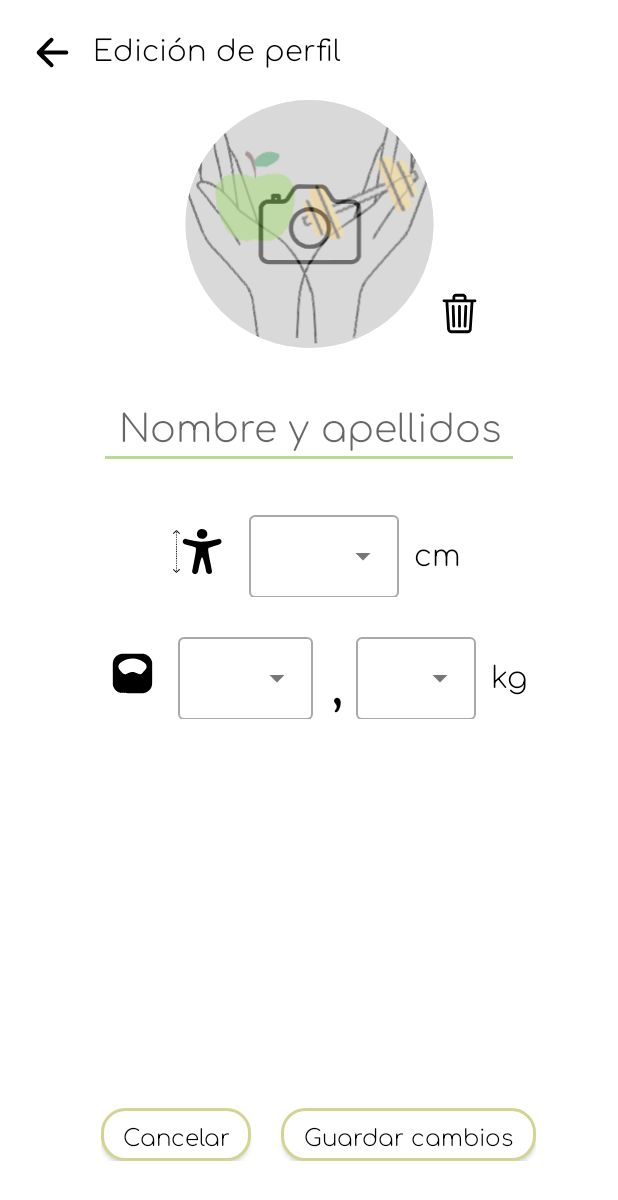
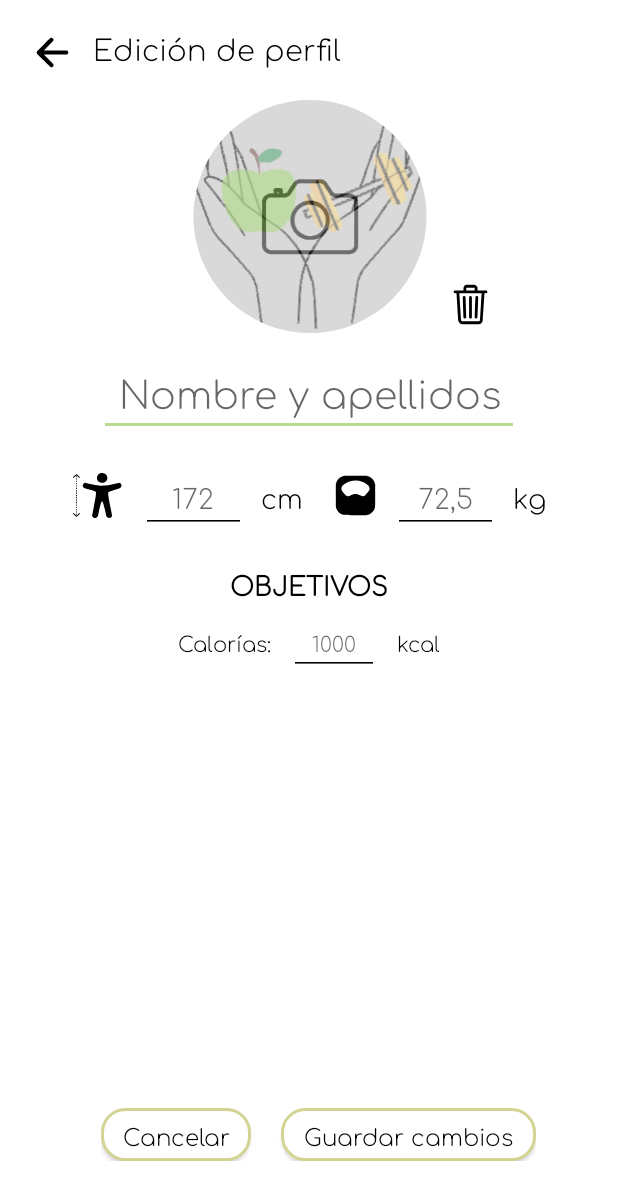
Before and after one commit to RaulMedR/Vitalize-PAMN, an Android app: the layout fragment_user_edit_profile.xml on its own in the app's theme, with its tools: preview values and no code run, on a phone screen of 412 x 824 dp. Shown: the top 1200 px of the screen. Run offline under Robolectric (Android 15) with nearby library versions, the phone set to English and light mode, and no system bars.

Commit message:
SPRINT 3: Modificación de los objetivos nutricionales manualmente - Establecimiento del número de kilocalorías objetivo

```diff
--- a/app/src/main/java/com/example/vitalize/UserProfile.kt
+++ b/app/src/main/java/com/example/vitalize/UserProfile.kt
@@ -20,6 +20,7 @@ import dagger.hilt.android.AndroidEntryPoint
 @AndroidEntryPoint
 class UserProfile : Fragment() {
     private lateinit var userViewModel : UserViewModel
+    private lateinit var dietViewModel : DietViewModel
 
     // Binding object instance with access to the views in the game_fragment.xml layout
     private lateinit var binding: FragmentUserProfileBinding
@@ -44,6 +45,7 @@ class UserProfile : Fragment() {
     override fun onViewCreated(view: View, savedInstanceState: Bundle?) {
         super.onViewCreated(view, savedInstanceState)
         userViewModel = ViewModelProvider(requireActivity())[UserViewModel::class.java]
+        dietViewModel = ViewModelProvider(requireActivity())[DietViewModel::class.java]
         binding.userViewModel = userViewModel
         binding.lifecycleOwner = viewLifecycleOwner
         binding.buttonLogOut.setOnClickListener { logOut() }
@@ -92,6 +94,9 @@ class UserProfile : Fragment() {
                 }
             }
         }
+        dietViewModel.cantidadObjetivo.observe(viewLifecycleOwner) { cantidadObjetivo ->
+            binding.textNumCalorias.text = cantidadObjetivo
+        }
     }
     private fun goBack(){
         findNavController().navigate(R.id.action_userProfile_to_homeSession)
--- a/app/src/main/java/com/example/vitalize/data/FirestoreRepository.kt
+++ b/app/src/main/java/com/example/vitalize/data/FirestoreRepository.kt
@@ -22,4 +22,5 @@ interface FirestoreRepository {
     suspend fun storeroomList(uid: String): Resource<ArrayList<Food>>
     suspend fun updateStoreroom(uid: String, foodList: ArrayList<Food>)
     suspend fun getKcalObjective(uid: String): String
+    suspend fun setKcalObjective(userId: String, cantidad: Int): Resource<String>
 }
--- a/app/src/main/res/layout/fragment_user_edit_profile.xml
+++ b/app/src/main/res/layout/fragment_user_edit_profile.xml
@@ -40,8 +40,8 @@
 
         <de.hdodenhof.circleimageview.CircleImageView
             android:id="@+id/imagen_perfil"
-            android:layout_width="170dp"
-            android:layout_height="165dp"
+            android:layout_width="160dp"
+            android:layout_height="155dp"
             android:layout_marginTop="20dp"
             android:src="@drawable/logo_with_background"
             app:layout_constraintEnd_toEndOf="parent"
@@ -51,8 +51,8 @@
 
         <de.hdodenhof.circleimageview.CircleImageView
             android:id="@+id/imagen_perfil_change_photo"
-            android:layout_width="170dp"
-            android:layout_height="165dp"
+            android:layout_width="160dp"
+            android:layout_height="155dp"
             android:layout_marginTop="20dp"
             android:src="@drawable/update_photo_profile"
             app:layout_constraintEnd_toEndOf="parent"
@@ -108,7 +108,7 @@
             style="@style/TextStyleText"
             android:layout_width="wrap_content"
             android:layout_height="wrap_content"
-            android:layout_marginTop="20dp"
+            android:layout_marginTop="8dp"
             android:ems="10"
             android:hint="@string/nombre_y_apellidos"
             android:minHeight="48dp"
@@ -121,14 +121,22 @@
             app:layout_constraintTop_toBottomOf="@+id/imagen_perfil" />
 
         <LinearLayout
+            android:id="@+id/linearLayoutPesoyAltura"
+            android:layout_width="wrap_content"
+            android:layout_height="wrap_content"
+            android:gravity="center"
+            android:layout_marginTop="15dp"
+            android:orientation="horizontal"
+            app:layout_constraintEnd_toEndOf="parent"
+            app:layout_constraintStart_toStartOf="parent"
+            app:layout_constraintTop_toBottomOf="@+id/edit_nombre_apellidos">
+
+            <LinearLayout
                 android:id="@+id/linearLayoutAltura"
                 android:layout_width="wrap_content"
                 android:layout_height="wrap_content"
                 android:gravity="center"
                 android:orientation="horizontal"
-            android:layout_marginTop="25dp"
-            app:layout_constraintEnd_toEndOf="parent"
-            app:layout_constraintHorizontal_bias="0.523"
                 app:layout_constraintStart_toStartOf="parent"
                 app:layout_constraintTop_toBottomOf="@+id/edit_nombre_apellidos">
 
@@ -141,33 +149,31 @@
                     app:layout_constraintTop_toBottomOf="@+id/edit_nombre_apellidos"
                     app:srcCompat="@drawable/height_icon" />
 
-            <com.google.android.material.textfield.TextInputLayout
-                android:id="@+id/dropdown_menu_estaturas"
-                style="@style/Widget.MaterialComponents.TextInputLayout.OutlinedBox.ExposedDropdownMenu"
-                android:layout_width="100dp"
-                android:layout_height="60dp"
-                android:layout_marginStart="15dp"
-                app:layout_constraintStart_toEndOf="@+id/icono_altura_edit"
-                app:layout_constraintTop_toBottomOf="@+id/edit_nombre_apellidos">
+                <EditText
+                    android:id="@+id/estaturaEditText"
+                    style="@style/TextStyleText"
+                    android:layout_width="70dp"
+                    android:layout_height="wrap_content"
+                    android:layout_marginStart="10dp"
+                    android:inputType="numberDecimal"
+                    android:hint="172"
+                    android:theme="@style/CampoTextoEditable"
+                    android:textAlignment="center"
+                    android:textSize="18sp"
+                    app:layout_constraintEnd_toEndOf="parent"
+                    app:layout_constraintHorizontal_bias="0.039"
+                    app:layout_constraintStart_toEndOf="@+id/dropdown_menu_estaturas"
+                    app:layout_constraintTop_toBottomOf="@+id/edit_nombre_apellidos" />
 
-                <AutoCompleteTextView
-                    android:id="@+id/autoCompleteTextViewEstaturas"
-                    style="@style/TextStyleText"
-                    android:layout_width="match_parent"
-                    android:layout_height="55dp"
-                    android:dropDownHeight="180dp"
-                    android:inputType="none"
-                    android:textSize="15sp"/>
-            </com.google.android.material.textfield.TextInputLayout>
 
                 <TextView
                     android:id="@+id/cm"
                     style="@style/TextStyleText"
                     android:layout_width="wrap_content"
                     android:layout_height="wrap_content"
+                    android:layout_marginStart="10dp"
                     android:text="cm"
-                android:textSize="20sp"
-                android:layout_marginStart="10dp"
+                    android:textSize="18sp"
                     app:layout_constraintEnd_toEndOf="parent"
                     app:layout_constraintHorizontal_bias="0.039"
                     app:layout_constraintStart_toEndOf="@+id/dropdown_menu_estaturas"
@@ -180,13 +186,12 @@
                 android:id="@+id/linearLayoutPeso"
                 android:layout_width="wrap_content"
                 android:layout_height="wrap_content"
-            android:layout_marginTop="20dp"
                 android:gravity="center"
+                android:layout_marginStart="20dp"
                 android:orientation="horizontal"
                 app:layout_constraintEnd_toEndOf="parent"
-            app:layout_constraintHorizontal_bias="0.549"
-            app:layout_constraintStart_toStartOf="parent"
-            app:layout_constraintTop_toBottomOf="@+id/linearLayoutAltura">
+                app:layout_constraintStart_toEndOf="@+id/linearLayoutAltura"
+                app:layout_constraintTop_toBottomOf="@+id/edit_nombre_apellidos">
 
                 <ImageView
                     android:id="@+id/icono_peso_edit"
@@ -197,55 +202,23 @@
                     app:layout_constraintTop_toBottomOf="@+id/icono_altura_edit"
                     app:srcCompat="@drawable/scale_icon" />
 
-            <com.google.android.material.textfield.TextInputLayout
-                android:id="@+id/dropdown_menu_pesos"
-                style="@style/Widget.MaterialComponents.TextInputLayout.OutlinedBox.ExposedDropdownMenu"
-                android:layout_width="90dp"
-                android:layout_height="60dp"
-                android:layout_marginStart="15dp"
-                app:layout_constraintStart_toEndOf="@+id/icono_peso_edit"
-                app:layout_constraintTop_toTopOf="@+id/dropdown_menu_estaturas">
 
-                <AutoCompleteTextView
-                    android:id="@+id/autoCompleteTextViewPesos"
+                <EditText
+                    android:id="@+id/pesoEditText"
                     style="@style/TextStyleText"
-                    android:layout_width="match_parent"
-                    android:layout_height="55dp"
-                    android:dropDownHeight="100dp"
-                    android:inputType="none"
-                    android:textSize="15sp"/>
+                    android:layout_width="70dp"
+                    android:layout_height="wrap_content"
+                    android:layout_marginStart="10dp"
+                    android:hint="72,5"
+                    android:theme="@style/CampoTextoEditable"
+                    android:textAlignment="center"
+                    android:textSize="18sp"
+                    android:inputType="numberDecimal"
+                    app:layout_constraintEnd_toEndOf="parent"
+                    app:layout_constraintHorizontal_bias="0.0"
+                    app:layout_constraintStart_toEndOf="@+id/dropdown_menu_decimales_pesos"
+                    app:layout_constraintTop_toBottomOf="@+id/cm" />
 
-            </com.google.android.material.textfield.TextInputLayout>
-
-            <TextView
-                android:id="@+id/coma"
-                style="@style/TextStyleText"
-                android:layout_width="wrap_content"
-                android:layout_height="wrap_content"
-                android:layout_marginStart="12dp"
-                android:text=","
-                android:textSize="40sp"
-                app:layout_constraintStart_toEndOf="@+id/dropdown_menu_pesos"
-                app:layout_constraintTop_toBottomOf="@+id/dropdown_menu_estaturas" />
-
-            <com.google.android.material.textfield.TextInputLayout
-                android:id="@+id/dropdown_menu_decimales_pesos"
-                style="@style/Widget.MaterialComponents.TextInputLayout.OutlinedBox.ExposedDropdownMenu"
-                android:layout_width="80dp"
-                android:layout_height="60dp"
-                android:layout_marginStart="8dp"
-                app:layout_constraintStart_toEndOf="@+id/coma"
-                app:layout_constraintTop_toBottomOf="@+id/dropdown_menu_estaturas">
-
-                <AutoCompleteTextView
-                    android:id="@+id/autoCompleteTextViewPesosDecimales"
-                    style="@style/TextStyleText"
-                    android:layout_width="80dp"
-                    android:layout_height="55dp"
-                    android:dropDownHeight="100dp"
-                    android:inputType="none"
-                    android:textSize="15sp"/>
-            </com.google.android.material.textfield.TextInputLayout>
 
                 <TextView
                     android:id="@+id/kg"
@@ -254,25 +227,81 @@
                     android:layout_height="wrap_content"
                     android:layout_marginStart="10dp"
                     android:text="kg"
-                android:textSize="20sp"
+                    android:textSize="18sp"
                     app:layout_constraintEnd_toEndOf="parent"
                     app:layout_constraintHorizontal_bias="0.0"
                     app:layout_constraintStart_toEndOf="@+id/dropdown_menu_decimales_pesos"
                     app:layout_constraintTop_toBottomOf="@+id/cm" />
 
             </LinearLayout>
+        </LinearLayout>
 
         <ImageView
             android:id="@+id/icon_bin"
             android:layout_width="wrap_content"
             android:layout_height="wrap_content"
-            android:layout_marginBottom="28dp"
+            android:layout_marginBottom="12dp"
             app:layout_constraintBottom_toTopOf="@+id/edit_nombre_apellidos"
             app:layout_constraintEnd_toEndOf="parent"
-            app:layout_constraintHorizontal_bias="0.0"
+            app:layout_constraintHorizontal_bias="0.126"
             app:layout_constraintStart_toEndOf="@+id/imagen_perfil"
             app:srcCompat="@drawable/icon_bin" />
 
 
+        <TextView
+            android:id="@+id/text_objetivos"
+            style="@style/TextStyleText"
+            android:layout_width="wrap_content"
+            android:layout_height="wrap_content"
+            android:layout_marginTop="20dp"
+            android:text="@string/objetivos"
+            android:textSize="17sp"
+            android:textStyle="bold"
+            app:layout_constraintEnd_toEndOf="parent"
+            app:layout_constraintStart_toStartOf="parent"
+            app:layout_constraintTop_toBottomOf="@+id/linearLayoutPesoyAltura" />
+
+        <LinearLayout
+            android:id="@+id/linearLayoutCalorias"
+            android:layout_width="wrap_content"
+            android:layout_height="wrap_content"
+            android:layout_marginTop="4dp"
+            android:gravity="center"
+            android:orientation="horizontal"
+            app:layout_constraintEnd_toEndOf="parent"
+            app:layout_constraintStart_toStartOf="parent"
+            app:layout_constraintTop_toBottomOf="@+id/text_objetivos">
+
+            <TextView
+                android:id="@+id/text_calorias"
+                style="@style/TextStyleText"
+                android:layout_width="wrap_content"
+                android:layout_height="wrap_content"
+                android:text="@string/calor_as"
+                android:textSize="14sp" />
+
+            <EditText
+                android:id="@+id/text_num_calorias"
+                style="@style/TextStyleText"
+                android:layout_width="60dp"
+                android:textAlignment="center"
+                android:layout_height="wrap_content"
+                android:layout_marginStart="12dp"
+                android:hint="1000"
+                android:inputType="number"
+                android:textSize="14sp"
+                android:theme="@style/CampoTextoEditable"/>
+
+            <TextView
+                android:id="@+id/text_kcal"
+                style="@style/TextStyleText"
+                android:layout_width="wrap_content"
+                android:layout_height="wrap_content"
+                android:layout_marginStart="12dp"
+                android:text="@string/kcal"
+                android:textSize="14sp" />
+        </LinearLayout>
+
+
     </androidx.constraintlayout.widget.ConstraintLayout>
 </layout>
--- a/app/src/main/res/values/strings.xml
+++ b/app/src/main/res/values/strings.xml
@@ -169,5 +169,8 @@
     <string name="sugerir_producto">Sugerir producto</string>
     <string name="busqueda">Búsqueda</string>
     <string name="_100g">100g</string>
+    <string name="objetivos">OBJETIVOS</string>
+    <string name="calor_as">Calorías:</string>
+    <string name="kcal">kcal</string>
 
 </resources>
```
Also changed, not shown: app/src/main/java/com/example/vitalize/DietViewModel.kt (+5 -2 lines), app/src/main/java/com/example/vitalize/HomeSession.kt (+2 -8 lines), app/src/main/java/com/example/vitalize/UserEditProfile.kt (+25 -47 lines), app/src/main/java/com/example/vitalize/data/FirestoreRepositoryImpl.kt (+13 -3 lines), app/src/main/res/layout/fragment_user_profile.xml (+70 -15 lines). Lines whose indentation alone changed are shown as unchanged.
